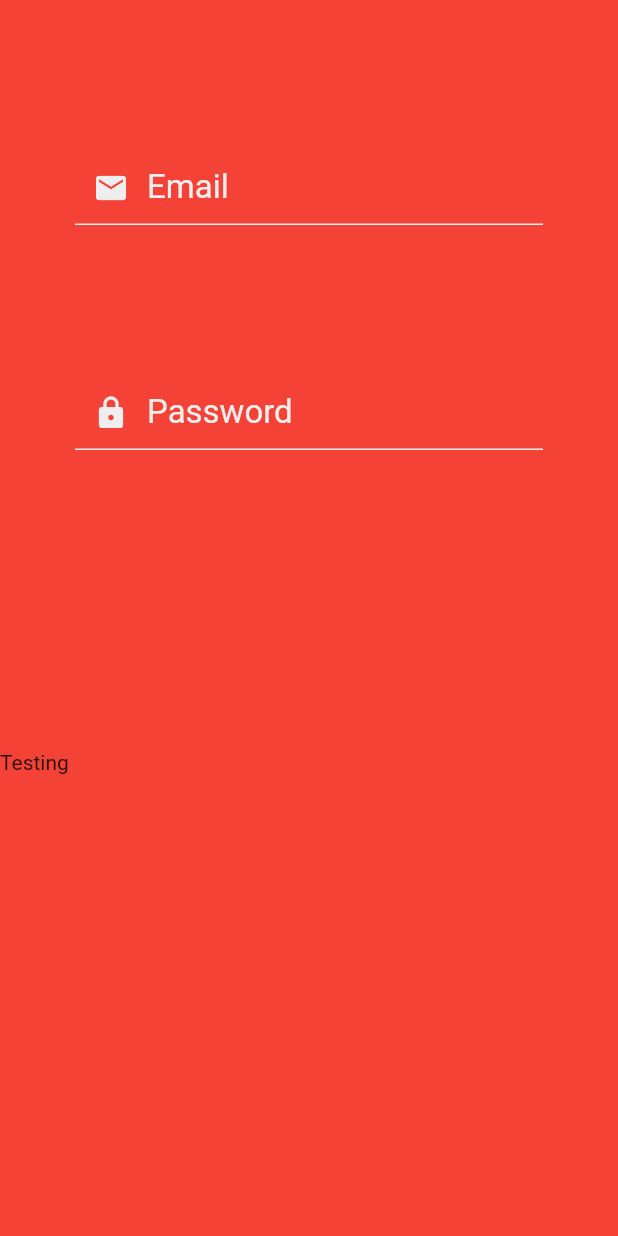
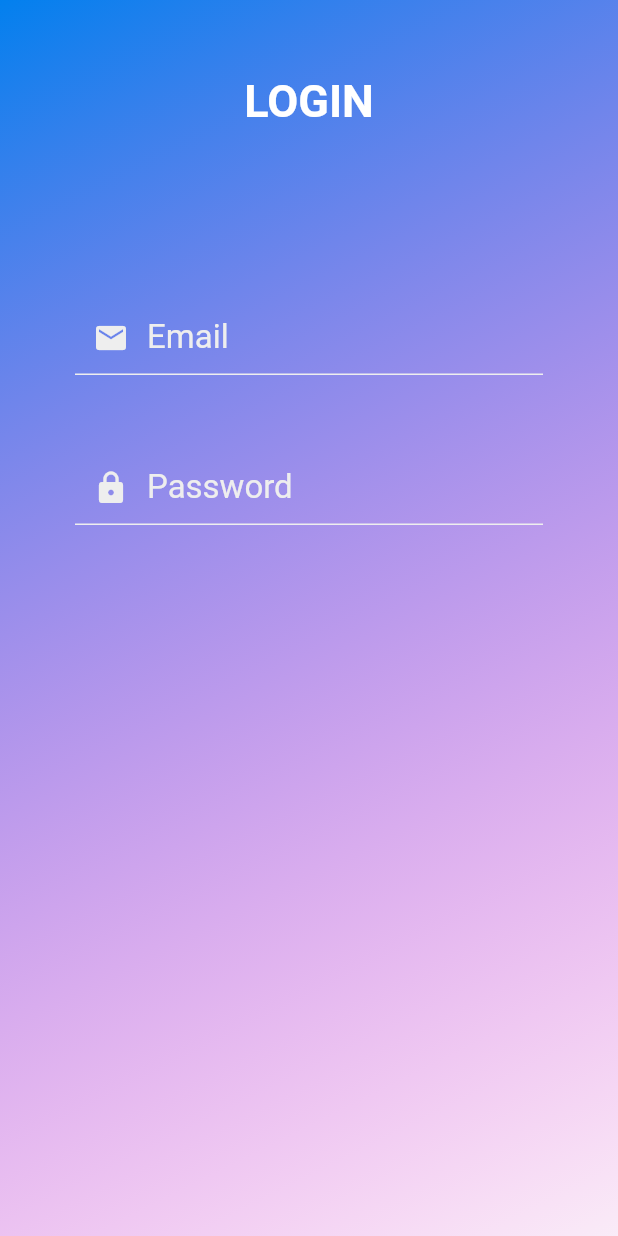
Before and after one commit to Omine100/Thirty, a Flutter app: the screen it shows after launch, after a tap on "LOGIN", on a phone screen of 412 x 824 dp. Run offline on Flutter 3.47's test engine with Material 2 defaults, Android fonts, the phone set to English and light mode, and no system bars; our stand-ins replace cloud_firestore, firebase_auth; accounts and stored records are empty.

Commit message:
Update login.dart
Getting there on the login.dart file

```diff
--- a/thirty_1.0/thirty/lib/pages/login.dart
+++ b/thirty_1.0/thirty/lib/pages/login.dart
@@ -152,18 +152,36 @@ class _LoginScreenState extends State<LoginScreen> {
   @override
   Widget build(BuildContext context) {
     return Scaffold(
-      backgroundColor: Theme.of(context).colorScheme.loginErrorMessageColor,
       body: Container(
           height: themes.getDimension(context, true, "loginContainerDimension"),
+          decoration: BoxDecoration(
+              gradient: themesGradients.bodyLinearGradient(
+                  context,
+                  Theme.of(context).colorScheme.backgroundGradientTopLeftColor,
+                  Theme.of(context)
+                      .colorScheme
+                      .backgroundGradientBottomRightColor,
+                  false)),
           child: Stack(
             children: [
               Positioned(
-                top: 500,
-                child: Text("Testing"),
-              ),
+                  top: 50,
+                  child: interfaceStandards.parentCenter(
+                    context,
+                    Text(
+                      widget.isSignIn ? "LOGIN" : "SIGN UP",
+                      style: TextStyle(
+                          color: Theme.of(context).colorScheme.loginTitleColor,
+                          fontSize:
+                              Theme.of(context).textTheme.loginTitleFontSize,
+                          fontWeight: Theme.of(context)
+                              .typography
+                              .loginTitleFontWeight),
+                    ),
+                  )),
               !widget.isSignIn
                   ? Positioned(
-                      top: 50,
+                      top: 100,
                       left: 50,
                       right: 50,
                       child: interfaceStandards.parentCenter(
@@ -173,13 +191,13 @@ class _LoginScreenState extends State<LoginScreen> {
                       height: 0.0,
                     ),
               Positioned(
-                  top: 100,
+                  top: 200,
                   left: 50,
                   right: 50,
                   child: interfaceStandards.parentCenter(
                       context, showInput(context, "Email"))),
               Positioned(
-                top: 250,
+                top: 300,
                 left: 50,
                 right: 50,
                 child: interfaceStandards.parentCenter(
```
